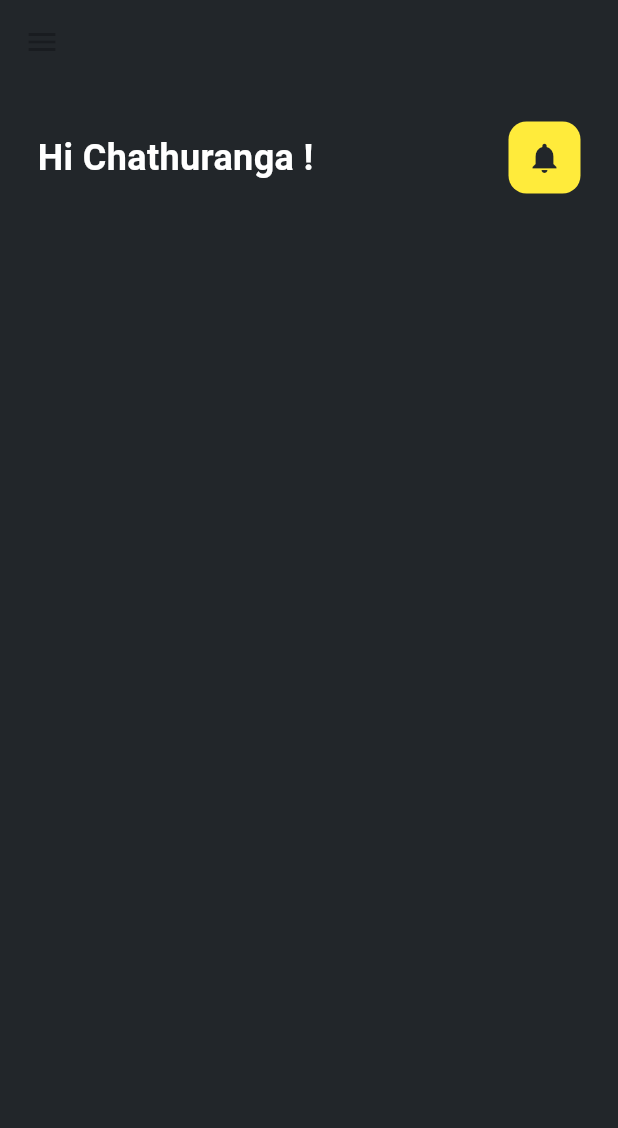
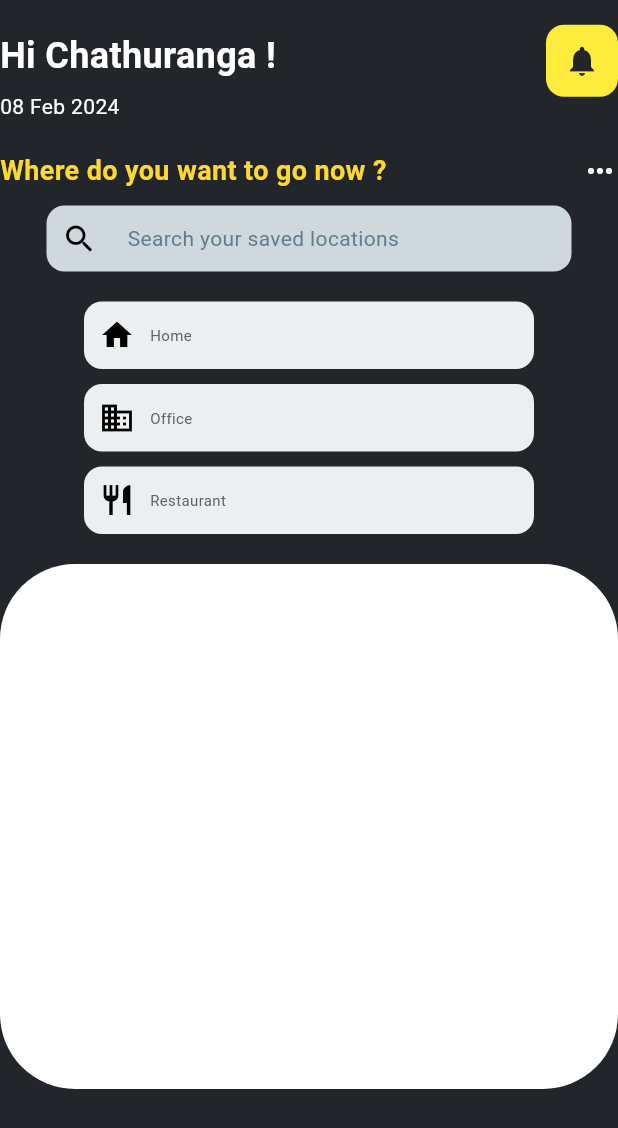
Before and after one commit to Niluminda2001/Family-Driver-, a Flutter app: the HomePage screen opened directly, on a phone screen of 412 x 824 dp. Shown: the top 1128 px of the screen. Run offline on Flutter 3.47's test engine with Material 2 defaults, Android fonts, the phone set to English and light mode, and no system bars.

Commit message:
six th commit

```diff
--- a/lib/main.dart
+++ b/lib/main.dart
@@ -1,4 +1,4 @@
-import 'package:familydriver/screens/Login.dart';
+import 'package:familydriver/screens/Home_page.dart';
 import 'package:flutter/material.dart';
 
 void main() => runApp(
@@ -9,6 +9,6 @@ void main() => runApp(
           useMaterial3: true,
         ),
         debugShowCheckedModeBanner: false,
-        home: Loginpage(),
+        home: HomePage(),
       ),
     );
--- a/lib/screens/Home_page.dart
+++ b/lib/screens/Home_page.dart
@@ -1,5 +1,4 @@
 import 'package:familydriver/constant/App_color.dart';
-import 'package:familydriver/screens/NavSidebar.dart';
 import 'package:flutter/material.dart';
 
 class HomePage extends StatefulWidget {
@@ -13,21 +12,22 @@ class _HomePageState extends State<HomePage> {
   @override
   Widget build(BuildContext context) {
     return Scaffold(
-      drawer: NavBar(),
-      appBar: AppBar(
-        elevation: 0,
-        backgroundColor: AppColors.primaryColor,
-      ),
       backgroundColor: AppColors.primaryColor,
       body: SafeArea(
-        child: Padding(
-          padding: const EdgeInsets.all(25.0),
         child: Column(
           children: [
             Row(
+              //Greeting Notification
               mainAxisAlignment: MainAxisAlignment.spaceBetween,
-                // Hi notofication
+
               children: [
+                // Greeting msg and var date
+                Column(
+                  crossAxisAlignment: CrossAxisAlignment.start,
+                  children: [
+                    SizedBox(
+                      height: 20,
+                    ),
                     Text(
                       "Hi Chathuranga !",
                       style: TextStyle(
@@ -35,6 +35,16 @@ class _HomePageState extends State<HomePage> {
                           fontSize: 24,
                           fontWeight: FontWeight.bold),
                     ),
+                    SizedBox(
+                      height: 7,
+                    ),
+                    Text(
+                      '08 Feb 2024',
+                      style: TextStyle(color: AppColors.secondaryColor),
+                    )
+                  ],
+                ),
+                // Main notifications
                 Container(
                   decoration: BoxDecoration(
                     color: Colors.yellow,
@@ -47,11 +57,161 @@ class _HomePageState extends State<HomePage> {
                   ),
                 ),
               ],
-
-                // Notification
+            ),
+            SizedBox(
+              height: 20,
+            ),
+            Column(
+              children: [
+                Row(
+                  mainAxisAlignment: MainAxisAlignment.spaceBetween,
+                  children: [
+                    Text(
+                      'Where do you want to go now ?',
+                      style: TextStyle(
+                          color: Colors.yellow[600],
+                          fontWeight: FontWeight.bold,
+                          fontSize: 18),
+                    ),
+                    Icon(
+                      Icons.more_horiz,
+                      color: Colors.white,
                     ),
                   ],
                 ),
+                SizedBox(height: 10),
+              ],
+            ),
+
+            // Search (only saved areas)
+            Container(
+              width: 350,
+              decoration: BoxDecoration(
+                color: Colors.blueGrey[100],
+                borderRadius: BorderRadius.circular(12),
+              ),
+              padding: EdgeInsets.all(10),
+              child: Row(
+                children: [
+                  Icon(
+                    Icons.search,
+                    color: Colors.black,
+                  ),
+                  SizedBox(width: 20),
+                  Text('Search your saved locations',
+                      style: TextStyle(color: Colors.blueGrey[500]))
+                ],
+              ),
+            ),
+            // Saved locations
+            Column(
+              crossAxisAlignment: CrossAxisAlignment.center,
+              children: [
+                SizedBox(
+                  height: 20,
+                ),
+                Container(
+                  width: 300,
+                  height: 45,
+                  decoration: BoxDecoration(
+                    color: Colors.blueGrey[50],
+                    borderRadius: BorderRadius.circular(12),
+                  ),
+                  padding: EdgeInsets.all(10),
+                  child: Row(
+                    children: [
+                      Icon(
+                        Icons.home,
+                        color: Colors.black,
+                      ),
+                      SizedBox(
+                        width: 10,
+                      ),
+                      Text(
+                        'Home',
+                        style: TextStyle(color: Colors.grey[700], fontSize: 10),
+                      )
+                    ],
+                  ),
+                ),
+                SizedBox(
+                  height: 10,
+                ),
+                Container(
+                  width: 300,
+                  height: 45,
+                  decoration: BoxDecoration(
+                    color: Colors.blueGrey[50],
+                    borderRadius: BorderRadius.circular(12),
+                  ),
+                  padding: EdgeInsets.all(10),
+                  child: Row(
+                    children: [
+                      Icon(
+                        Icons.business,
+                        color: Colors.black,
+                      ),
+                      SizedBox(
+                        width: 10,
+                      ),
+                      Text(
+                        'Office',
+                        style: TextStyle(color: Colors.grey[700], fontSize: 10),
+                      )
+                    ],
+                  ),
+                ),
+                SizedBox(
+                  height: 10,
+                ),
+                Container(
+                  width: 300,
+                  height: 45,
+                  decoration: BoxDecoration(
+                    color: Colors.blueGrey[50],
+                    borderRadius: BorderRadius.circular(12),
+                  ),
+                  padding: EdgeInsets.all(10),
+                  child: Row(
+                    children: [
+                      Icon(
+                        Icons.restaurant,
+                        color: Colors.black,
+                      ),
+                      SizedBox(
+                        width: 10,
+                      ),
+                      Text(
+                        'Restaurant',
+                        style: TextStyle(color: Colors.grey[700], fontSize: 10),
+                      )
+                    ],
+                  ),
+                ),
+                SizedBox(
+                  height: 20,
+                )
+              ],
+            ),
+
+            // Trip and Scheduling area
+            ClipRRect(
+              borderRadius: BorderRadius.circular(50),
+              child: Container(
+                height: 350,
+                color: Colors.white,
+                child: Row(
+                  children: [
+                    Container(
+                      decoration: BoxDecoration(
+                          borderRadius: BorderRadius.circular(30),
+                          color: Colors.black),
+                    )
+                  ],
+                ),
+              ),
+            )
+          ],
         ),
       ),
     );
```
Also changed, not shown: 1 other file. Lines whose indentation alone changed are shown as unchanged.
